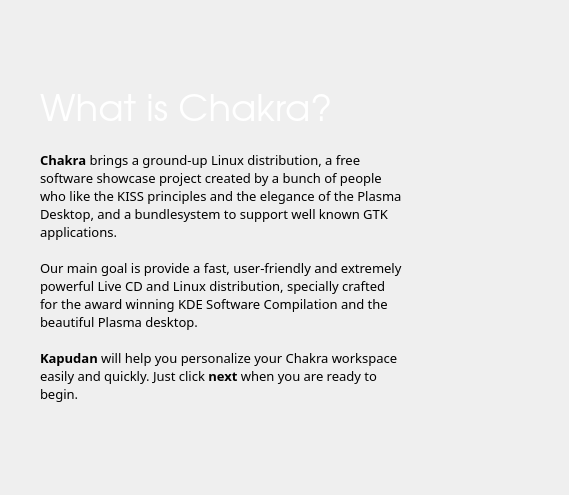
Qt form ui/ui_scrWelcome.ui (rshipp/kapudan) before a commit.
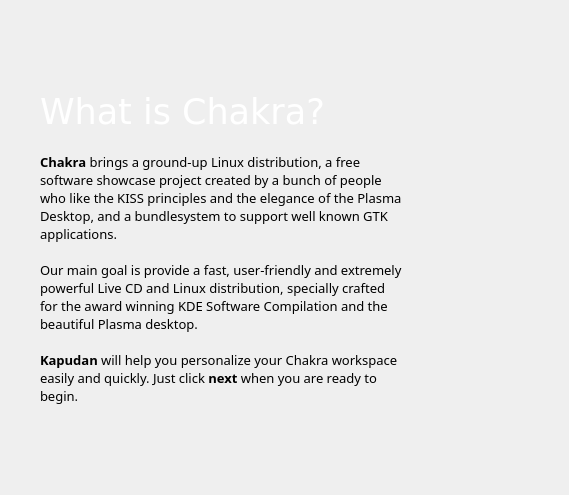
The same form after that commit. Icons and pictures are not drawn.

Diff of the .ui file:
```diff
--- a/ui/ui_scrWelcome.ui
+++ b/ui/ui_scrWelcome.ui
@@ -38,9 +38,10 @@
       <widget class="QLabel" name="label_3">
        <property name="font">
         <font>
-         <family>URW Gothic L</family>
-         <pointsize>28</pointsize>
+         <family>DejaVu Sans</family>
+         <pointsize>26</pointsize>
          <weight>50</weight>
+         <italic>false</italic>
          <bold>false</bold>
         </font>
        </property>
```
Left out of the diff: 2 changed lines with no effect on the pictures.
